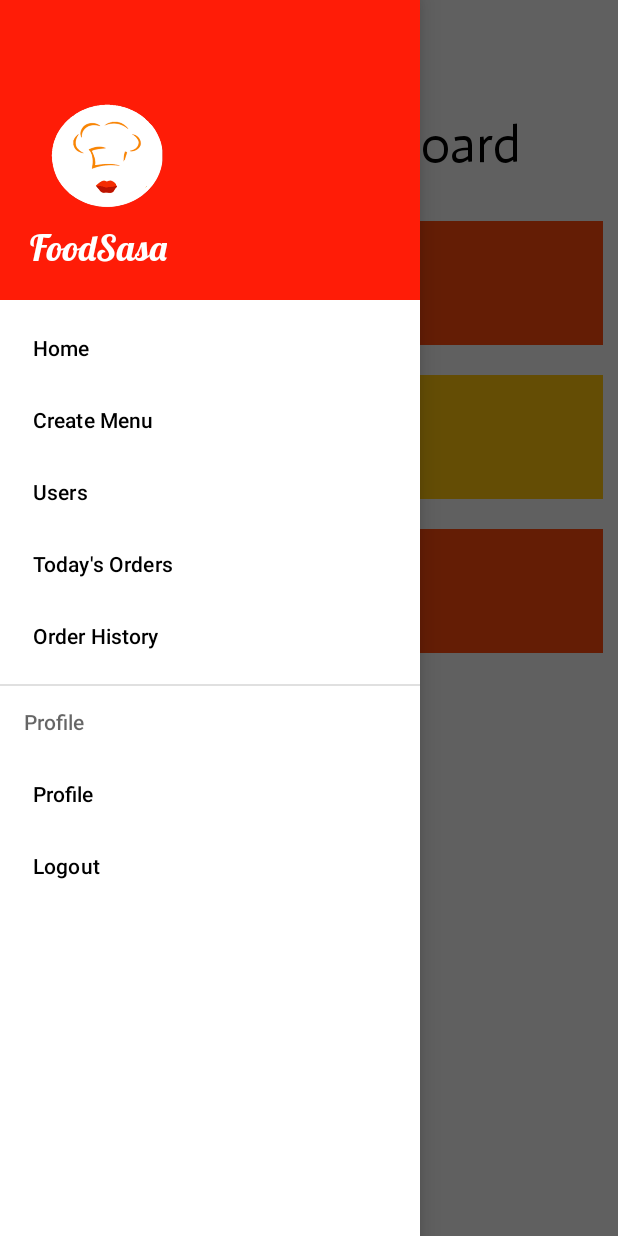
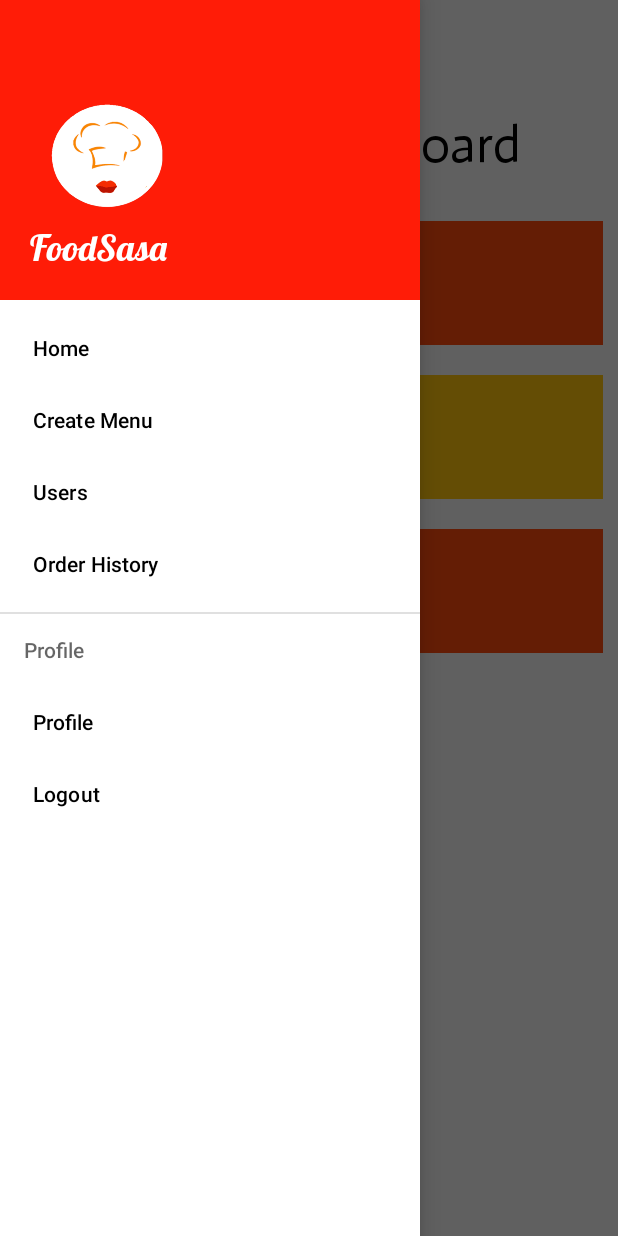
Before and after one commit to kitili/BOOK_A_MEAL, an Android app: the AdminMainActivity screen opened directly, with no data from a screen before it, with the side drawer open, on a phone screen of 412 x 824 dp. Run offline under Robolectric (Android 15) with nearby library versions, the light colour scheme and no system bars.

Commit message:
Removed todays orders

```diff
--- a/app/src/main/res/menu/admin_menu.xml
+++ b/app/src/main/res/menu/admin_menu.xml
@@ -10,9 +10,6 @@
         <item
             android:id="@+id/nav_admin_users"
             android:title="Users"></item>
-        <item
-            android:id="@+id/nav_orders"
-            android:title="Today's Orders"></item>
         <item
             android:id="@+id/nav_history"
             android:title="Order History"></item>
```
